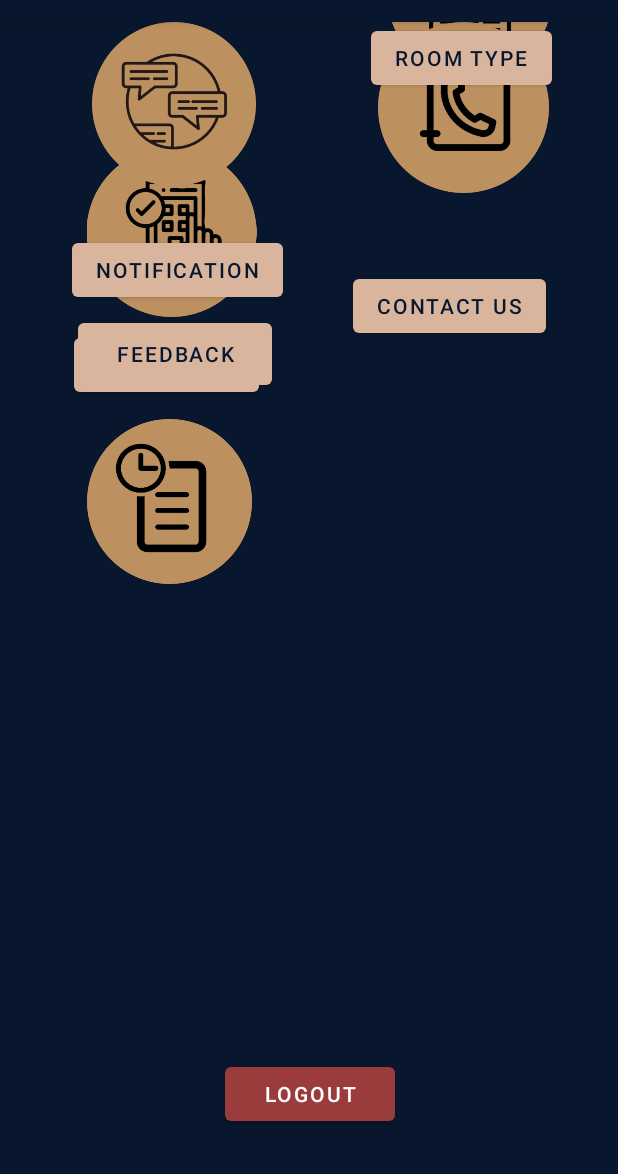
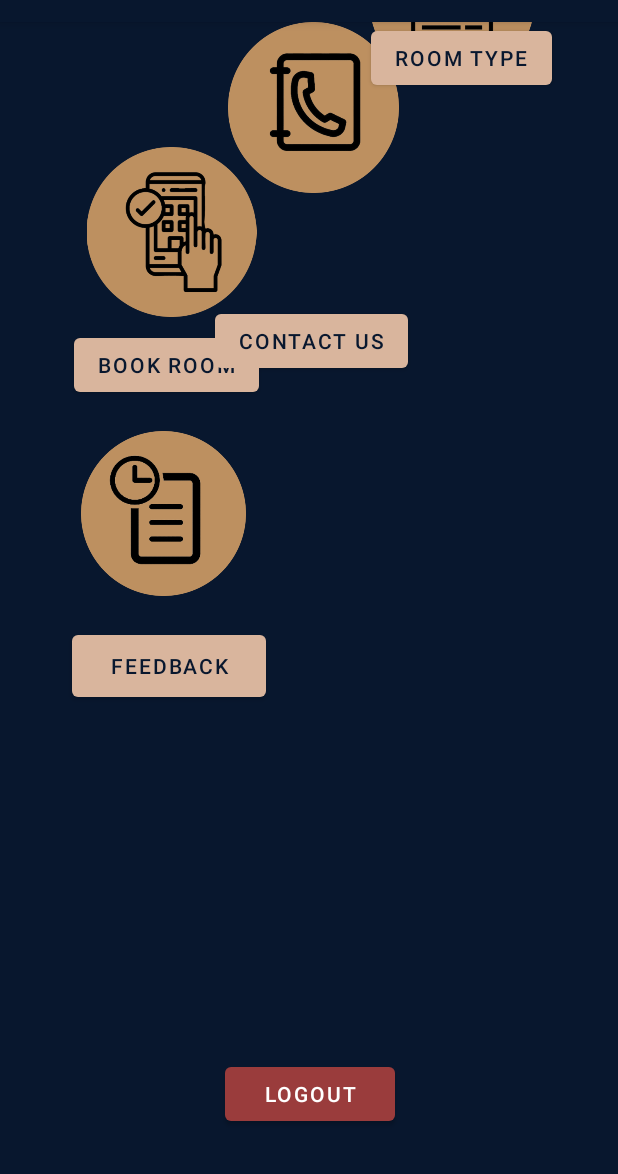
Before and after one commit to nurirdinasyafiqah/mp2022_g04, an Android app: the screen it shows after launch once a user with an empty profile is signed in (SecondActivity), on a phone screen of 412 x 824 dp, the part 62-1236 px from its top. Run offline under Robolectric (Android 15) with nearby library versions, the phone set to English and light mode, and no system bars; our stand-ins replace Firebase (no records; nobody signed in at launch, a user with empty details on screens opened directly); Roboto replaces fonts that are not available here.

Commit message:
activity_second.xml (buang button notification)

```diff
--- a/mpRightInn/app/src/main/res/layout/activity_second.xml
+++ b/mpRightInn/app/src/main/res/layout/activity_second.xml
@@ -36,21 +36,20 @@
         android:id="@+id/btnFeedback"
         android:layout_width="129dp"
         android:layout_height="53dp"
-        android:layout_marginStart="52dp"
+        android:layout_marginStart="48dp"
+        android:layout_marginTop="20dp"
         android:text="@string/feedback"
         android:textColor="#08172E"
         app:backgroundTint="#D9B59D"
-        app:layout_constraintBottom_toTopOf="@+id/imageView15"
         app:layout_constraintStart_toStartOf="parent"
-        app:layout_constraintTop_toBottomOf="@+id/imageView12"
-        app:layout_constraintVertical_bias="0.421" />
+        app:layout_constraintTop_toBottomOf="@+id/imageView12" />
 
     <Button
         android:id="@+id/btnReceipt"
         android:layout_width="wrap_content"
         android:layout_height="wrap_content"
-        android:layout_marginEnd="52dp"
-        android:layout_marginBottom="20dp"
+        android:layout_marginEnd="68dp"
+        android:layout_marginBottom="12dp"
         android:text="@string/receipt"
         android:textColor="#08172E"
         app:backgroundTint="#D9B59D"
@@ -58,31 +57,17 @@
         app:layout_constraintEnd_toEndOf="parent" />
 
     <Button
-        android:id="@+id/btnNotification"
-        android:layout_width="wrap_content"
-        android:layout_height="wrap_content"
-        android:layout_marginStart="48dp"
-        android:layout_marginTop="8dp"
-        android:text="@string/notification"
-        android:textColor="#08172E"
-        app:backgroundTint="#D9B59D"
-        app:layout_constraintBottom_toBottomOf="parent"
-        app:layout_constraintStart_toStartOf="parent"
-        app:layout_constraintTop_toBottomOf="@+id/imageView15"
-        app:layout_constraintVertical_bias="0.04" />
-
-    <Button
         android:id="@+id/btnContactUs"
         android:layout_width="wrap_content"
         android:layout_height="wrap_content"
-        android:layout_marginEnd="48dp"
+        android:layout_marginEnd="140dp"
         android:text="@string/contact_us"
         android:textColor="#08172E"
         app:backgroundTint="#D9B59D"
         app:layout_constraintBottom_toBottomOf="parent"
         app:layout_constraintEnd_toEndOf="parent"
         app:layout_constraintTop_toBottomOf="@+id/imageView16"
-        app:layout_constraintVertical_bias="0.085" />
+        app:layout_constraintVertical_bias="0.123" />
 
     <Button
         android:id="@+id/btnLogout"
@@ -127,43 +112,33 @@
         android:id="@+id/imageView12"
         android:layout_width="130dp"
         android:layout_height="110dp"
-        android:layout_marginStart="48dp"
-        android:layout_marginTop="12dp"
+        android:layout_marginStart="44dp"
+        android:layout_marginTop="20dp"
+        android:contentDescription="@string/todo"
         app:layout_constraintStart_toStartOf="parent"
         app:layout_constraintTop_toBottomOf="@+id/btnBookRoom"
-        app:srcCompat="@drawable/order_history1"
-        android:contentDescription="@string/todo" />
+        app:srcCompat="@drawable/order_history1" />
 
     <ImageView
         android:id="@+id/imageView13"
         android:layout_width="133dp"
         android:layout_height="110dp"
-        android:layout_marginEnd="32dp"
+        android:layout_marginEnd="44dp"
+        android:contentDescription="@string/todo"
         app:layout_constraintBottom_toTopOf="@+id/btnReceipt"
         app:layout_constraintEnd_toEndOf="parent"
         app:layout_constraintTop_toBottomOf="@+id/btnRoomType"
         app:layout_constraintVertical_bias="0.538"
-        app:srcCompat="@drawable/receipt1"
-        android:contentDescription="@string/todo" />
-
-    <ImageView
-        android:id="@+id/imageView15"
-        android:layout_width="128dp"
-        android:layout_height="109dp"
-        android:layout_marginStart="52dp"
-        app:layout_constraintStart_toStartOf="parent"
-        app:srcCompat="@drawable/notification1"
-        tools:layout_editor_absoluteY="466dp"
-        android:contentDescription="@string/todo" />
+        app:srcCompat="@drawable/receipt1" />
 
     <ImageView
         android:id="@+id/imageView16"
         android:layout_width="126dp"
         android:layout_height="114dp"
-        android:layout_marginEnd="40dp"
+        android:layout_marginEnd="140dp"
+        android:contentDescription="@string/todo"
         app:layout_constraintEnd_toEndOf="parent"
         app:srcCompat="@drawable/contact_us1"
-        tools:layout_editor_absoluteY="464dp"
-        android:contentDescription="@string/todo" />
+        tools:layout_editor_absoluteY="464dp" />
 
 </androidx.constraintlayout.widget.ConstraintLayout>
```
